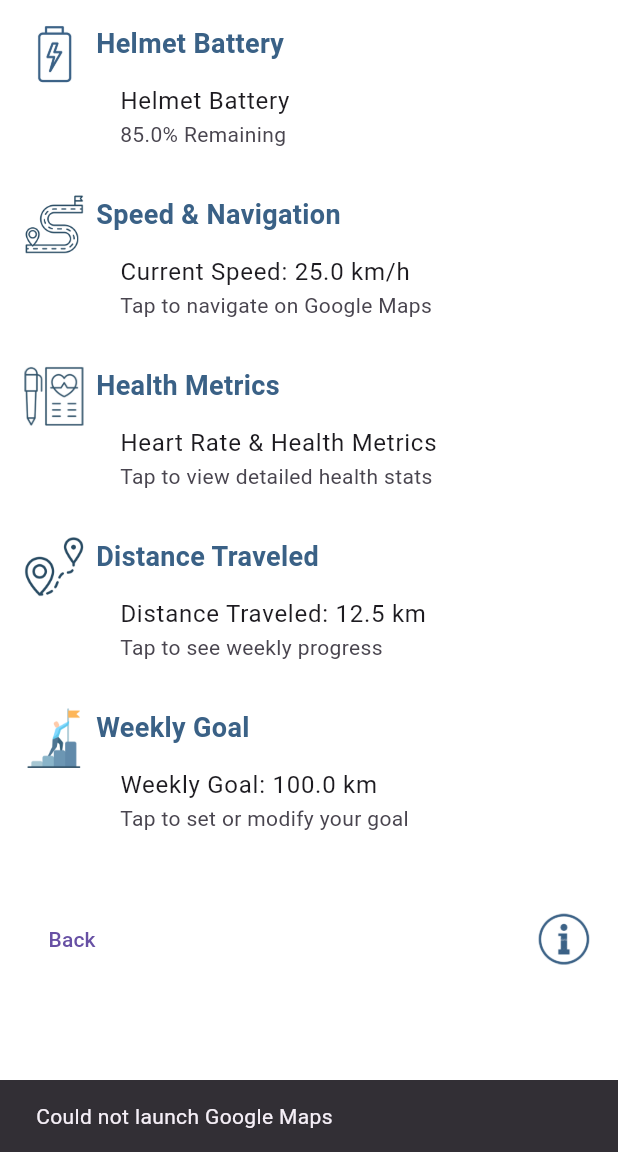
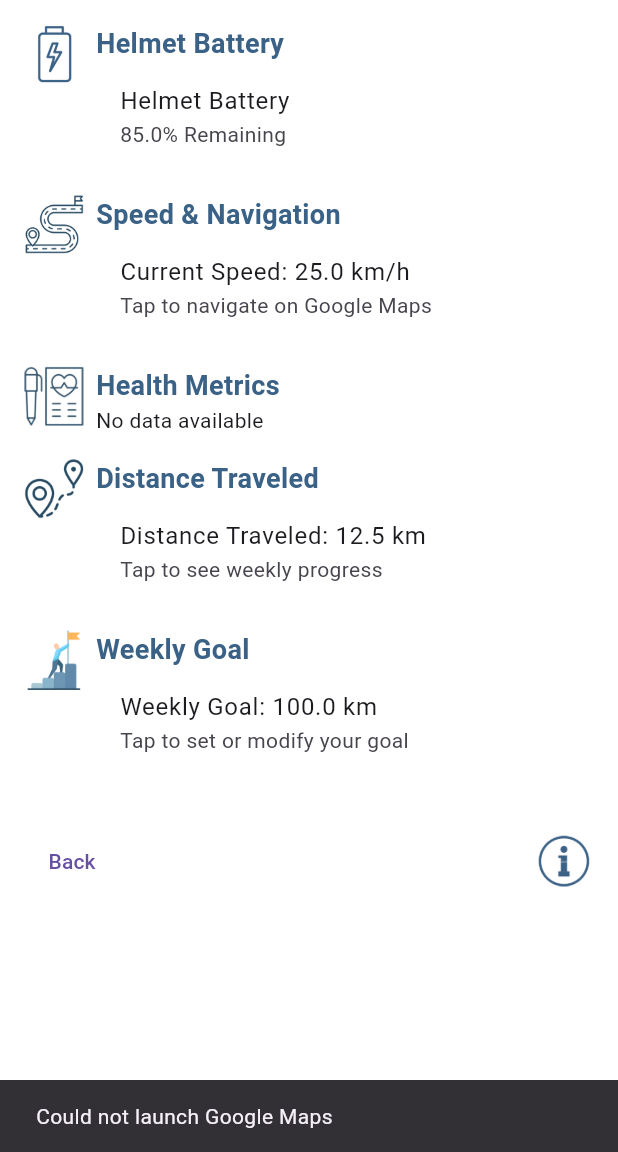
Before and after one commit to emnakhlif/safe_ride, a Flutter app: the screen it shows after launch, after a tap on an icon or button, on a phone screen of 412 x 824 dp, the part 84-1236 px from its top. Run offline on Flutter 3.47's test engine with Material 3 defaults, Android fonts, the phone set to English and light mode, and no system bars; our stand-ins replace firebase_core, firebase_database; accounts and stored records are empty.

Commit message:
Update home_screen.dart

```diff
--- a/lib/screens/home_screen.dart
+++ b/lib/screens/home_screen.dart
@@ -1,3 +1,4 @@
+import 'package:firebase_database/firebase_database.dart';
 import 'package:flutter/material.dart';
 import 'goals_screen.dart';
 import 'health_screen.dart';
@@ -9,6 +10,10 @@ import 'login_screen.dart'; // Replace with your actual login page file
 import 'info_screen.dart'; // Replace with your actual info page file
 
 class HomeScreen extends StatelessWidget {
+  // Firebase references for real-time data
+  final DatabaseReference _alcoholRef = FirebaseDatabase.instance.ref('sensor_data/alcohol');
+  final DatabaseReference _heartRateRef = FirebaseDatabase.instance.ref('sensor_data/max30100');
+
   @override
   Widget build(BuildContext context) {
     return Scaffold(
@@ -110,13 +115,29 @@ class HomeScreen extends StatelessWidget {
   }
 
   Widget _buildHealthMetrics(BuildContext context) {
-    return ListTile(
-      title: Text('Heart Rate & Health Metrics'),
-      subtitle: Text('Tap to view detailed health stats'),
-      onTap: () {
-        Navigator.push(
-          context,
-          MaterialPageRoute(builder: (context) => HealthScreen()),
+    return StreamBuilder<DatabaseEvent>(
+      stream: _heartRateRef.onValue, // Listen for heart rate changes
+      builder: (context, snapshot) {
+        if (snapshot.connectionState == ConnectionState.waiting) {
+          return CircularProgressIndicator();
+        }
+
+        if (snapshot.hasError) {
+          return Text('Error: ${snapshot.error}');
+        }
+
+        if (!snapshot.hasData || snapshot.data!.snapshot.value == null) {
+          return Text('No data available');
+        }
+
+        final data = snapshot.data!.snapshot.value as Map<dynamic, dynamic>;
+        final timestamp = data.keys.first; // Get the first timestamp key
+        final ir = data[timestamp]['ir'];
+        final red = data[timestamp]['red'];
+
+        return ListTile(
+          title: Text('Heart Rate: $ir'),
+          subtitle: Text('Red: $red\nTimestamp: $timestamp'),
         );
       },
     );
```
